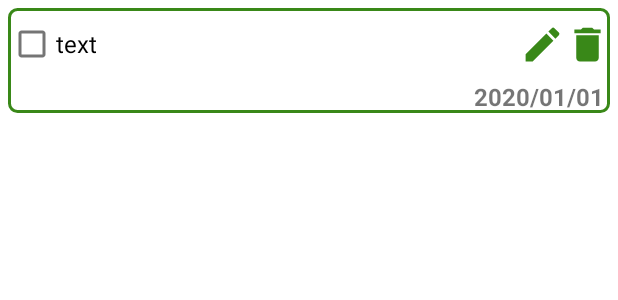
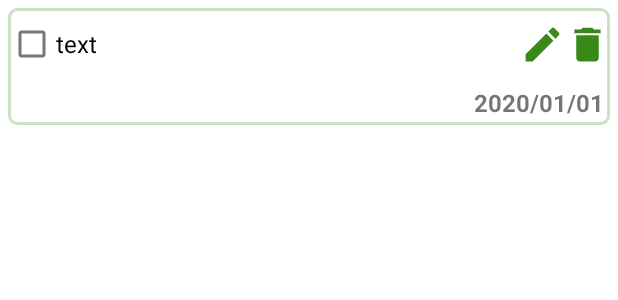
Before and after one commit to HanYeop/TodoneList, an Android app: the layout todo_item.xml on its own in the app's theme, with its tools: preview values and no code run, on a phone screen of 412 x 824 dp. Shown: the top 300 px of the screen. Run offline under Robolectric (Android 15) with nearby library versions, the phone set to English and light mode, and no system bars.

Commit message:
화면 세로로 고정, 아이템 컬러 투명도 조정

```diff
--- a/app/src/main/AndroidManifest.xml
+++ b/app/src/main/AndroidManifest.xml
@@ -9,7 +9,8 @@
         android:roundIcon="@mipmap/ic_launcher_round"
         android:supportsRtl="true"
         android:theme="@style/Theme.TodoneList">
-        <activity android:name=".UI.activity.MainActivity">
+        <activity android:name=".UI.activity.MainActivity"
+            android:screenOrientation="portrait">
             <intent-filter>
                 <action android:name="android.intent.action.MAIN" />
 
--- a/app/src/main/res/drawable/item_background.xml
+++ b/app/src/main/res/drawable/item_background.xml
@@ -3,7 +3,7 @@
     android:shape="rectangle">
     <stroke
         android:width="2dp"
-        android:color="@color/primaryColor" />
+        android:color="@color/itemColor" />
 
     <solid android:color="@color/backgroundColor"/>
     <corners android:radius="5dp"/>
--- a/app/src/main/res/layout/todo_item.xml
+++ b/app/src/main/res/layout/todo_item.xml
@@ -56,6 +56,6 @@
             android:textSize="16sp"
             android:textStyle="bold"
             android:text="2020/01/01"
-            android:layout_marginRight="4dp"/>
+            android:layout_margin="4dp"/>
     </LinearLayout>
 </LinearLayout>
--- a/app/src/main/res/values-night/colors.xml
+++ b/app/src/main/res/values-night/colors.xml
@@ -2,4 +2,5 @@
 <resources>
     <color name="primaryColor">#9A6AD5</color>
     <color name="backgroundColor">#FF000000</color>
+    <color name="itemColor">#409A6AD5</color>
 </resources>
--- a/app/src/main/res/values/colors.xml
+++ b/app/src/main/res/values/colors.xml
@@ -10,4 +10,5 @@
 
     <color name="primaryColor">#398818</color>
     <color name="backgroundColor">#FFFFFFFF</color>
+    <color name="itemColor">#40398818</color>
 </resources>
```
